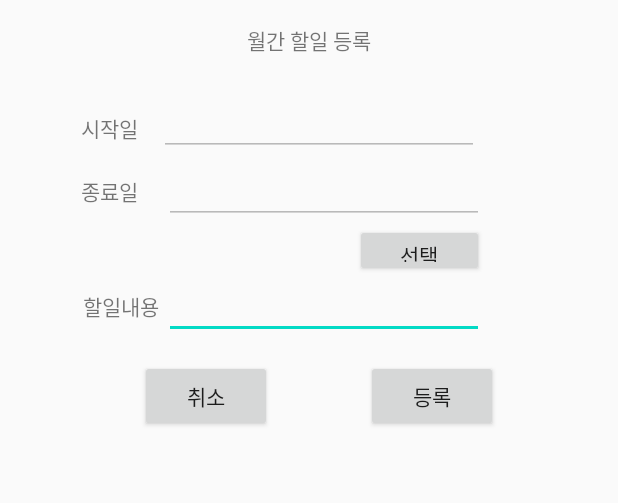
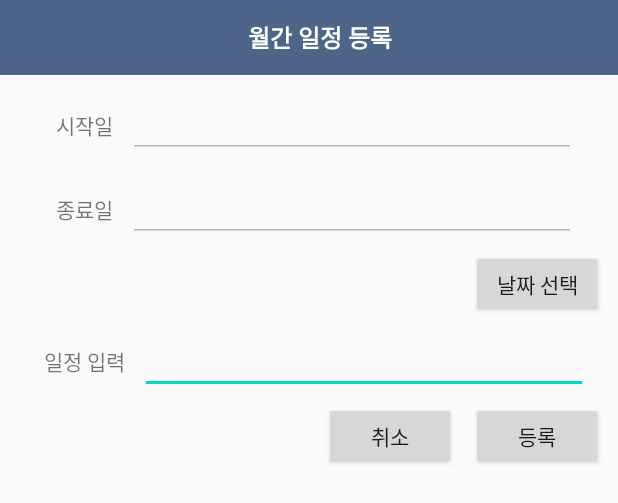
Before and after one commit to HCH96/mpp_master, an Android app: the layout monthlypopup.xml on its own in the app's theme, with its tools: preview values and no code run, on a phone screen of 412 x 824 dp. Shown: the top 503 px of the screen. Run offline under Robolectric (Android 15) with nearby library versions, the phone set to English and light mode, and no system bars.

Commit message:
Add files via upload

```diff
--- a/MobileProgrammingProjectVer3-fire--master/app/src/main/res/layout/monthlypopup.xml
+++ b/MobileProgrammingProjectVer3-fire--master/app/src/main/res/layout/monthlypopup.xml
@@ -1,119 +1,127 @@
 <?xml version="1.0" encoding="utf-8"?>
-<androidx.constraintlayout.widget.ConstraintLayout xmlns:android="http://schemas.android.com/apk/res/android"
+<LinearLayout xmlns:android="http://schemas.android.com/apk/res/android"
     xmlns:app="http://schemas.android.com/apk/res-auto"
     xmlns:tools="http://schemas.android.com/tools"
     android:id="@+id/content"
     android:layout_width="match_parent"
-    android:layout_height="match_parent">
+    android:layout_height="match_parent"
+    android:orientation="vertical">
 
     <TextView
-        android:id="@+id/textView14"
+        android:id="@+id/title"
+        android:layout_width="match_parent"
+        android:layout_height="50dp"
+        android:background="#4c6588"
+        android:gravity="center"
+        android:paddingLeft="15dp"
+        android:text="월간 일정 등록"
+        android:textColor="#ffffff"
+        android:textSize="16sp"
+        android:textStyle="bold" />
+
+    <LinearLayout
         android:layout_width="wrap_content"
         android:layout_height="wrap_content"
-        android:layout_marginTop="16dp"
-        android:text="월간 할일 등록"
-        app:layout_constraintEnd_toEndOf="parent"
-        app:layout_constraintStart_toStartOf="parent"
-        app:layout_constraintTop_toTopOf="parent" />
+        android:layout_gravity="center"
+        android:layout_marginTop="10dp"
+        android:layout_marginRight="5dp"
+        android:layout_marginLeft="5dp"
+        android:layout_marginBottom="5dp"
+        android:orientation="horizontal">
+
+        <TextView
+            android:id="@+id/textView16"
+            android:layout_width="wrap_content"
+            android:layout_height="wrap_content"
+            android:layout_marginLeft="10dp"
+            android:text="시작일" />
+
+        <EditText
+            android:id="@+id/startdate"
+            android:layout_width="wrap_content"
+            android:layout_height="wrap_content"
+            android:layout_marginLeft="10dp"
+            android:ems="14"
+            android:enabled="false"
+            android:inputType="textPersonName" />
+
+    </LinearLayout>
+
+    <LinearLayout
+        android:layout_width="wrap_content"
+        android:layout_height="wrap_content"
+        android:layout_gravity="center"
+        android:layout_margin="5dp"
+        android:orientation="horizontal">
 
         <TextView
             android:id="@+id/textView15"
             android:layout_width="wrap_content"
             android:layout_height="wrap_content"
-        android:layout_marginEnd="17dp"
-        android:layout_marginRight="17dp"
-        android:text="종료일"
-        app:layout_constraintBaseline_toBaselineOf="@+id/enddate"
-        app:layout_constraintEnd_toStartOf="@+id/enddate" />
-
-    <TextView
-        android:id="@+id/textView16"
-        android:layout_width="wrap_content"
-        android:layout_height="wrap_content"
-        android:layout_marginStart="54dp"
-        android:layout_marginLeft="54dp"
-        android:layout_marginBottom="8dp"
-        android:text="시작일"
-        app:layout_constraintBottom_toBottomOf="@+id/startdate"
-        app:layout_constraintStart_toStartOf="parent" />
-
-    <EditText
-        android:id="@+id/startdate"
-        android:layout_width="wrap_content"
-        android:layout_height="wrap_content"
-        android:layout_marginStart="14dp"
-        android:layout_marginLeft="14dp"
-        android:layout_marginTop="21dp"
-        android:ems="10"
-        android:enabled="false"
-        android:inputType="textPersonName"
-        app:layout_constraintStart_toEndOf="@+id/textView16"
-        app:layout_constraintTop_toBottomOf="@+id/textView14" />
+            android:layout_marginLeft="10dp"
+            android:text="종료일" />
 
         <EditText
             android:id="@+id/enddate"
             android:layout_width="wrap_content"
             android:layout_height="wrap_content"
-        android:layout_marginStart="3dp"
-        android:layout_marginLeft="3dp"
-        android:ems="10"
+            android:layout_marginLeft="10dp"
+            android:ems="14"
             android:enabled="false"
-        android:inputType="textPersonName"
-        app:layout_constraintStart_toStartOf="@+id/startdate"
-        app:layout_constraintTop_toBottomOf="@+id/startdate" />
+            android:inputType="textPersonName" />
+
+    </LinearLayout>
+
+    <Button
+        android:id="@+id/selectDate"
+        android:layout_width="wrap_content"
+        android:layout_height="45dp"
+        android:layout_gravity="right"
+        android:layout_marginRight="10dp"
+        android:text="날짜 선택" />
+
+    <LinearLayout
+        android:layout_width="wrap_content"
+        android:layout_height="wrap_content"
+        android:layout_gravity="center"
+        android:layout_margin="5dp"
+        android:orientation="horizontal">
 
         <TextView
             android:id="@+id/textView18"
             android:layout_width="wrap_content"
             android:layout_height="wrap_content"
-        android:layout_marginEnd="3dp"
-        android:layout_marginRight="3dp"
-        android:text="할일내용"
-        app:layout_constraintBaseline_toBaselineOf="@+id/monthlycontent"
-        app:layout_constraintEnd_toStartOf="@+id/monthlycontent" />
+            android:layout_marginLeft="10dp"
+            android:text="일정 입력" />
 
         <EditText
             android:id="@+id/monthlycontent"
             android:layout_width="wrap_content"
             android:layout_height="wrap_content"
-        android:layout_marginBottom="14dp"
-        android:ems="10"
-        android:inputType="textPersonName"
-        app:layout_constraintBottom_toTopOf="@+id/register"
-        app:layout_constraintEnd_toEndOf="@+id/selectDate" />
+            android:layout_marginLeft="10dp"
+            android:ems="14"
+            android:inputType="textPersonName" />
+    </LinearLayout>
+
+    <LinearLayout
+        android:layout_width="wrap_content"
+        android:layout_height="60dp"
+        android:layout_gravity="right"
+        android:orientation="horizontal">
+
+        <Button
+            android:id="@+id/cancel"
+            android:layout_width="wrap_content"
+            android:layout_height="45dp"
+            android:text="취소" />
 
         <Button
             android:id="@+id/register"
             android:layout_width="wrap_content"
-        android:layout_height="wrap_content"
-        android:layout_marginStart="7dp"
-        android:layout_marginLeft="7dp"
-        android:layout_marginTop="240dp"
-        android:text="등록"
-        app:layout_constraintStart_toStartOf="@+id/selectDate"
-        app:layout_constraintTop_toTopOf="parent" />
+            android:layout_height="45dp"
+            android:layout_marginLeft="10dp"
+            android:layout_marginRight="10dp"
+            android:text="등록" />
+    </LinearLayout>
 
-    <Button
-        android:id="@+id/cancel"
-        android:layout_width="wrap_content"
-        android:layout_height="wrap_content"
-        android:layout_marginStart="38dp"
-        android:layout_marginLeft="38dp"
-        android:layout_marginTop="14dp"
-        android:text="취소"
-        app:layout_constraintStart_toStartOf="@+id/textView18"
-        app:layout_constraintTop_toBottomOf="@+id/monthlycontent" />
-
-    <Button
-        android:id="@+id/selectDate"
-        android:layout_width="86dp"
-        android:layout_height="35dp"
-        android:layout_marginTop="45dp"
-        android:layout_marginBottom="45dp"
-        android:text="선택"
-        app:layout_constraintBottom_toBottomOf="@+id/monthlycontent"
-        app:layout_constraintEnd_toEndOf="@+id/enddate"
-        app:layout_constraintTop_toTopOf="@+id/enddate"
-        app:layout_constraintVertical_bias="0.0" />
-
-</androidx.constraintlayout.widget.ConstraintLayout>
+</LinearLayout>
```
Lines whose indentation alone changed are shown as unchanged.
